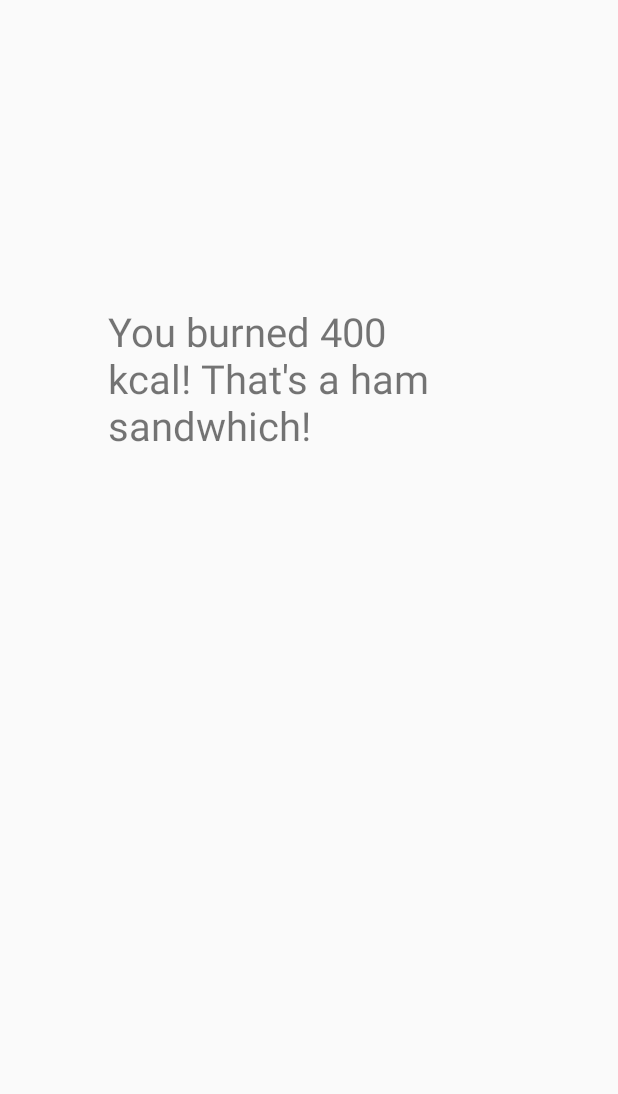
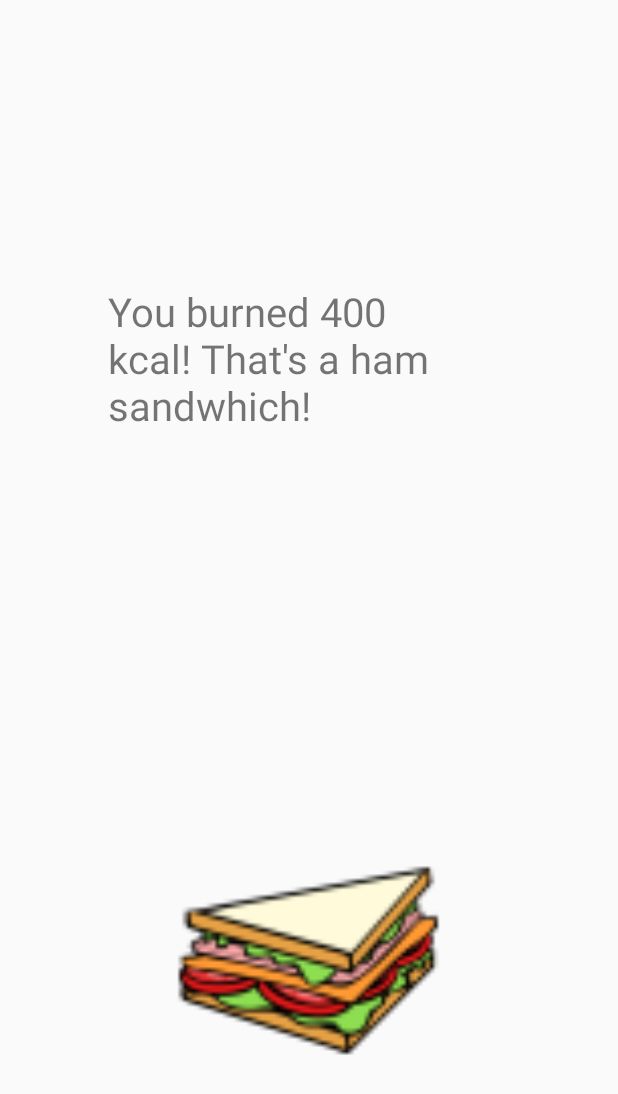
Before and after one commit to stromming/Jogr, an Android app: the layout activity_stats_1.xml on its own in the app's theme, with its tools: preview values and no code run, on a phone screen of 412 x 824 dp. Shown: the top 1094 px of the screen. Run offline under Robolectric (Android 15) with nearby library versions, the phone set to English and light mode, and no system bars.

Commit message:
Lade till en vrålhäftig bild i en av skärmarna

```diff
--- a/app/src/main/res/layout/activity_stats_1.xml
+++ b/app/src/main/res/layout/activity_stats_1.xml
@@ -17,4 +17,16 @@
         android:layout_gravity="center_horizontal"
         android:layout_weight="0.28"
         android:textSize="12pt" />
+
+    <ImageView
+
+        android:layout_width="194dp"
+        android:layout_height="wrap_content"
+        android:id="@+id/imageView"
+        android:layout_gravity="center_horizontal"
+        android:layout_weight="0.41"
+        android:contentDescription="sandwich.png"
+        android:src="@mipmap/sandwich"
+        android:visibility="visible" />
+
 </LinearLayout>
```
Also changed, not shown: app/src/main/res/mipmap-hdpi/sandwich.png (added), app/src/main/res/mipmap-mdpi/sandwich.png (added), app/src/main/res/mipmap-xhdpi/sandwich.png (added), app/src/main/res/mipmap-xxhdpi/sandwich.png (added), app/src/main/res/mipmap-xxxhdpi/sandwich.png (added), app/src/main/sandwich-web.png (added).
